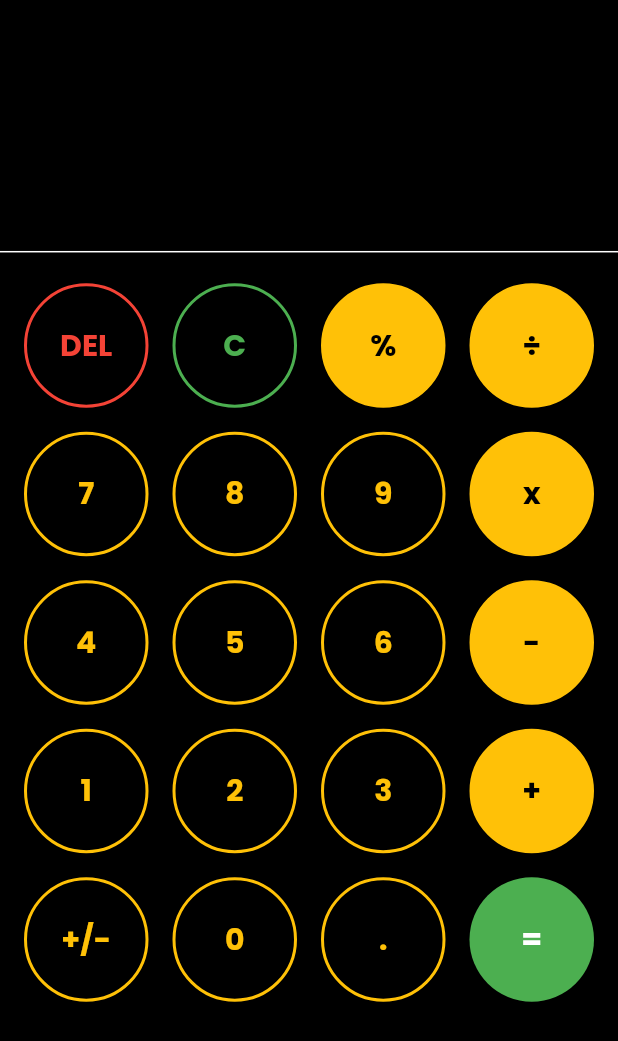
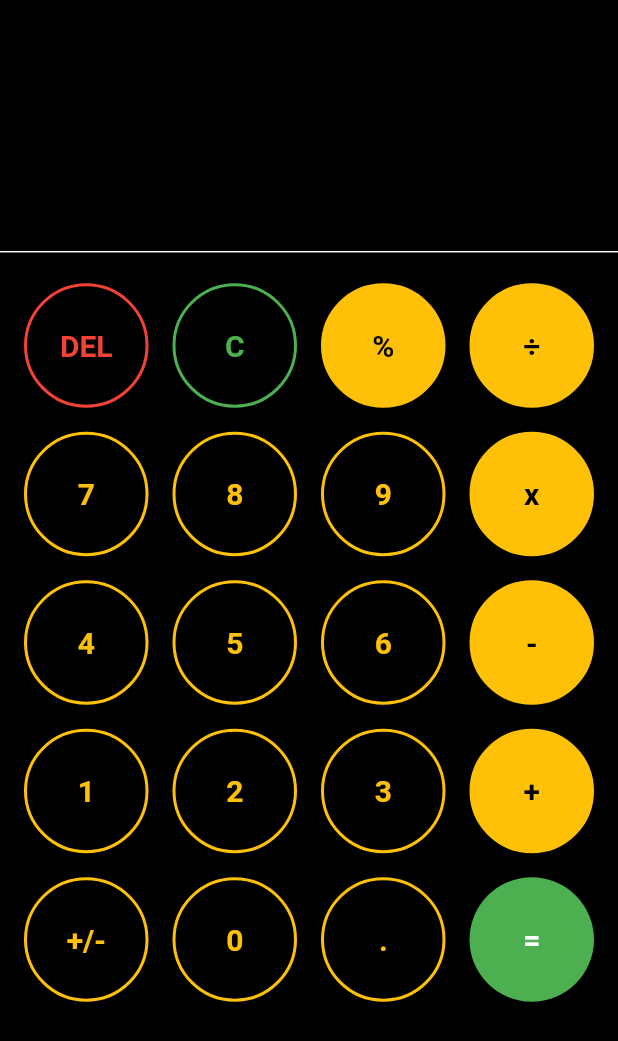
Before and after one commit to Piro224/flutter_calculator_app, a Flutter app: the screen it shows after launch, on a phone screen of 412 x 824 dp. Shown: the top 1041 px of the screen. Run offline on Flutter 3.47's test engine with Material 2 defaults, Android fonts, the phone set to English and light mode, and no system bars; our stand-ins replace math_expressions.

Commit message:
first commit

```diff
--- a/lib/main.dart
+++ b/lib/main.dart
@@ -1,6 +1,5 @@
 import 'package:calculator_app/home_page.dart';
 import 'package:flutter/material.dart';
-import 'package:google_fonts/google_fonts.dart';
 
 void main() {
   runApp(const MyApp());
@@ -16,7 +15,6 @@ class MyApp extends StatelessWidget {
       debugShowCheckedModeBanner: false,
       title: 'Flutter Demo',
       theme: ThemeData(
-        textTheme: GoogleFonts.poppinsTextTheme(Theme.of(context).textTheme),
         primarySwatch: Colors.blue,
       ),
       home: const HomePage(),
```
